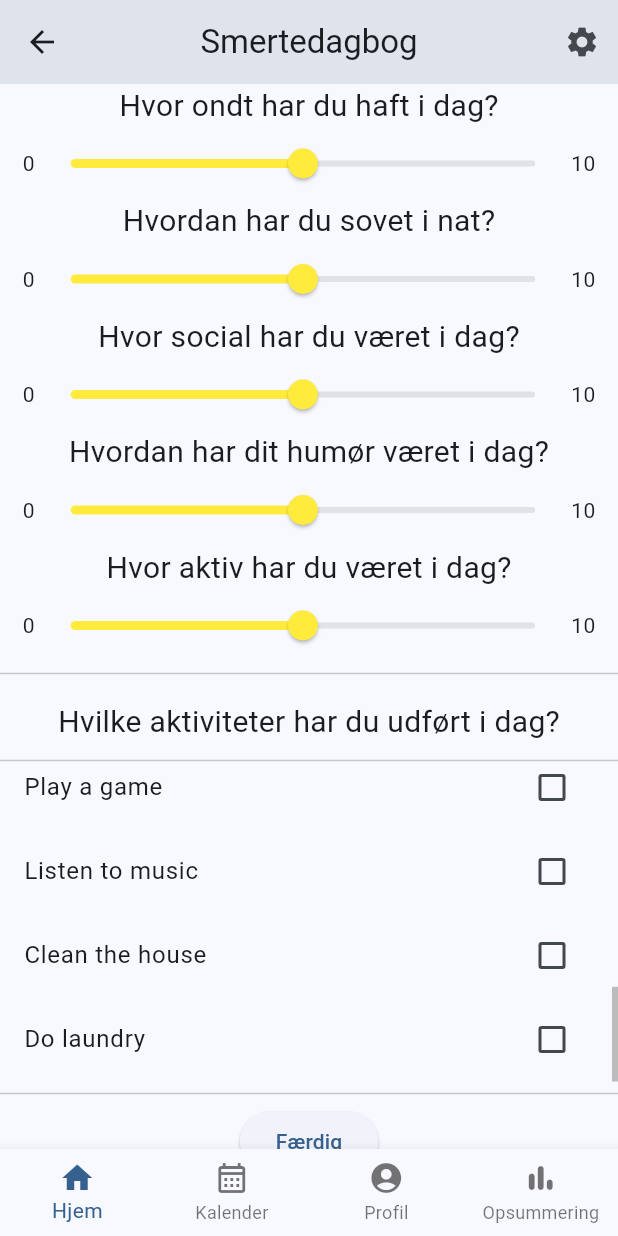
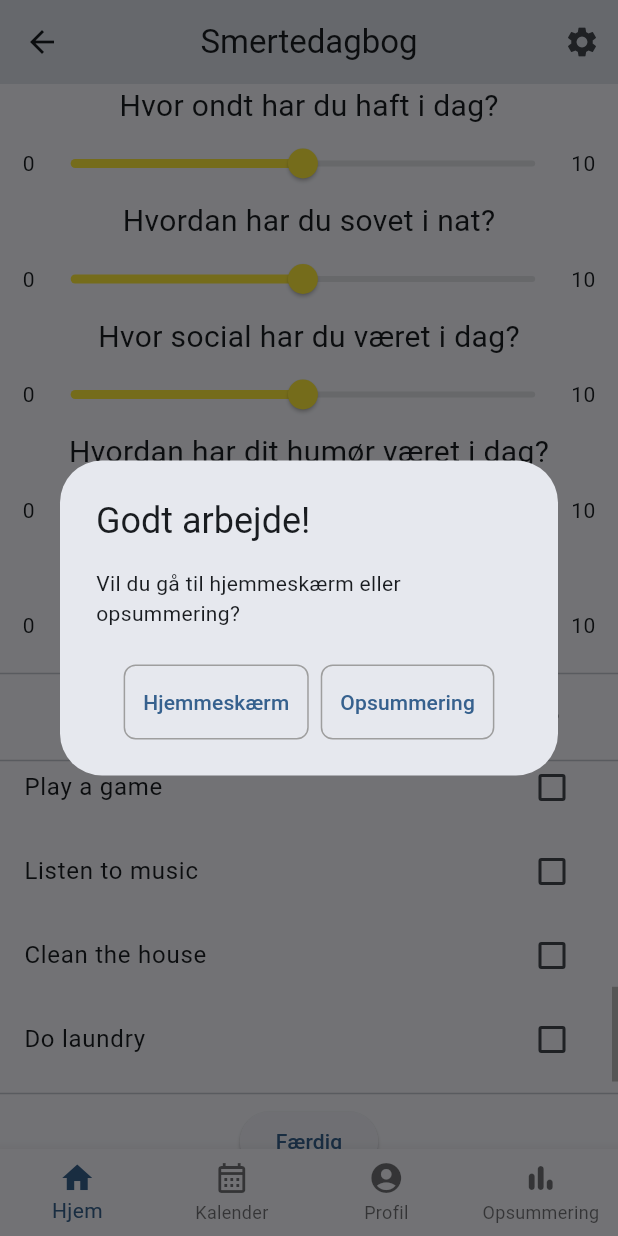
Before and after one commit to Andreasbp-tech/RAMAN_P5, a Flutter app: the PainJournal screen opened directly, scrolled down 466 dp, after a tap on "Færdig", on a phone screen of 412 x 824 dp. Run offline on Flutter 3.47's test engine with Material 3 defaults, Android fonts, the phone set to English and light mode, and no system bars; our stand-ins replace cloud_firestore, firebase_auth, firebase_core; accounts and stored records are empty.

Commit message:
Smertedagbog færdig
Smertedagbogen er færdig, i seneste ændring er der lavet en popup som siger "godt arbejde" og henviser til hjemmeskærm eller opsummering.

```diff
--- a/raman/lib/main.dart
+++ b/raman/lib/main.dart
@@ -29,7 +29,7 @@ class MyApp extends StatelessWidget {
         colorScheme: ColorScheme.fromSeed(seedColor: Colors.blue),
         useMaterial3: true,
       ),
-      home: Homepage(),
+      home: LoginPage(),
     );
   }
 }
--- a/raman/lib/painjournal.dart
+++ b/raman/lib/painjournal.dart
@@ -1,10 +1,10 @@
 import 'dart:convert';
-
 import 'package:flutter/material.dart';
 import 'navigationbars.dart';
 import 'package:cloud_firestore/cloud_firestore.dart';
 import 'package:firebase_auth/firebase_auth.dart';
 import 'errormessage.dart';
+import 'popupsmertedagbog.dart';
 import 'package:intl/intl.dart';
 
 class PainJournal extends StatefulWidget {
@@ -82,6 +82,8 @@ class _PainJournalState extends State<PainJournal> {
         "Aktivitetsliste": trueActivities
       },
     );
+    showMyPopup(context, 'Godt arbejde!',
+        "Vil du gå til hjemmeskærm eller opsummering?");
   }
 
   @override
--- /dev/null
+++ b/raman/lib/popupsmertedagbog.dart
@@ -0,0 +1,81 @@
+import 'package:flutter/material.dart';
+import 'Opsummering.dart';
+import 'homepage.dart';
+
+class MyPopup extends StatelessWidget {
+  final String title;
+  final String message;
+
+  const MyPopup({Key? key, required this.title, required this.message})
+      : super(key: key);
+
+  @override
+  Widget build(BuildContext context) {
+    return AlertDialog(
+      title: Text(title),
+      content: SingleChildScrollView(
+        child: ListBody(
+          children: [
+            Text(message),
+          ],
+        ),
+      ),
+      actions: [
+        Center(
+          child: Row(
+            mainAxisSize: MainAxisSize.min,
+            children: [
+              Container(
+                decoration: BoxDecoration(
+                  border: Border.all(color: Colors.grey),
+                  borderRadius: BorderRadius.circular(8.0),
+                ),
+                child: TextButton(
+                  child: const Text('Hjemmeskærm'),
+                  onPressed: () {
+                    Navigator.of(context).push(
+                      MaterialPageRoute(
+                        builder: (BuildContext context) {
+                          return const Homepage();
+                        },
+                      ),
+                    );
+                  },
+                ),
+              ),
+              const SizedBox(width: 8.0),
+              Container(
+                decoration: BoxDecoration(
+                  border: Border.all(color: Colors.grey),
+                  borderRadius: BorderRadius.circular(8.0),
+                ),
+                child: TextButton(
+                  child: const Text('Opsummering'),
+                  onPressed: () {
+                    Navigator.of(context).push(
+                      MaterialPageRoute(
+                        builder: (BuildContext context) {
+                          return const Opsummering();
+                        },
+                      ),
+                    );
+                  },
+                ),
+              ),
+            ],
+          ),
+        ),
+      ],
+    );
+  }
+}
+
+Future showMyPopup(BuildContext context, String title, String message) async {
+  return showDialog(
+    context: context,
+    barrierDismissible: false, // user must tap button!
+    builder: (BuildContext context) {
+      return MyPopup(title: title, message: message);
+    },
+  );
+}
```
